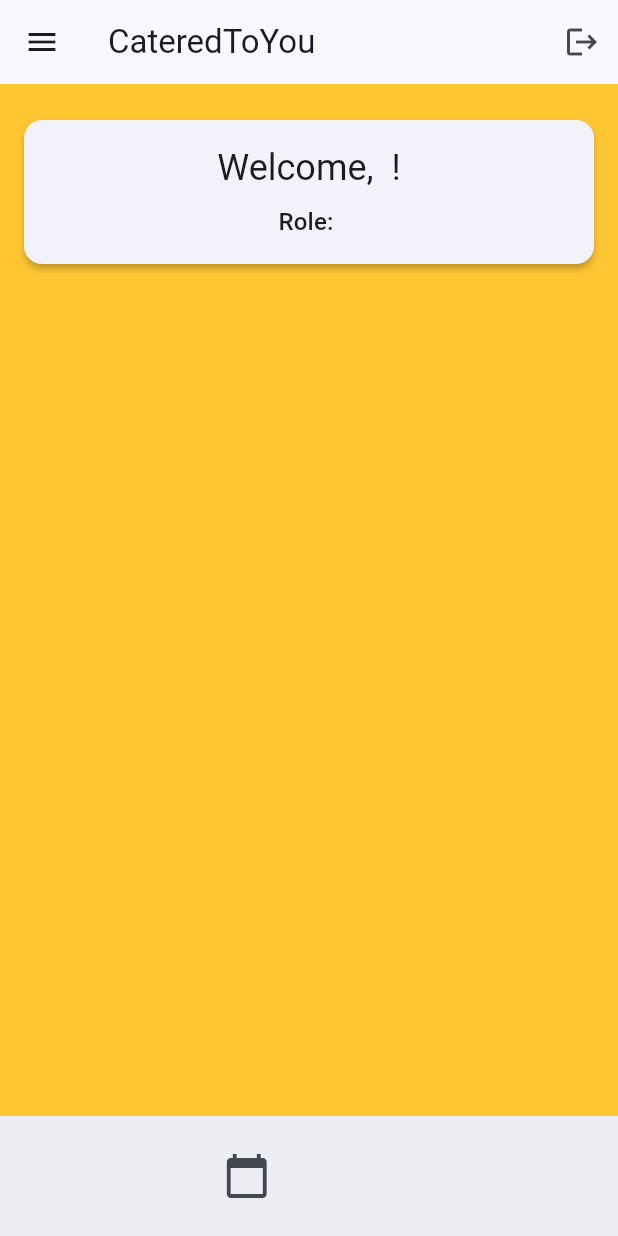
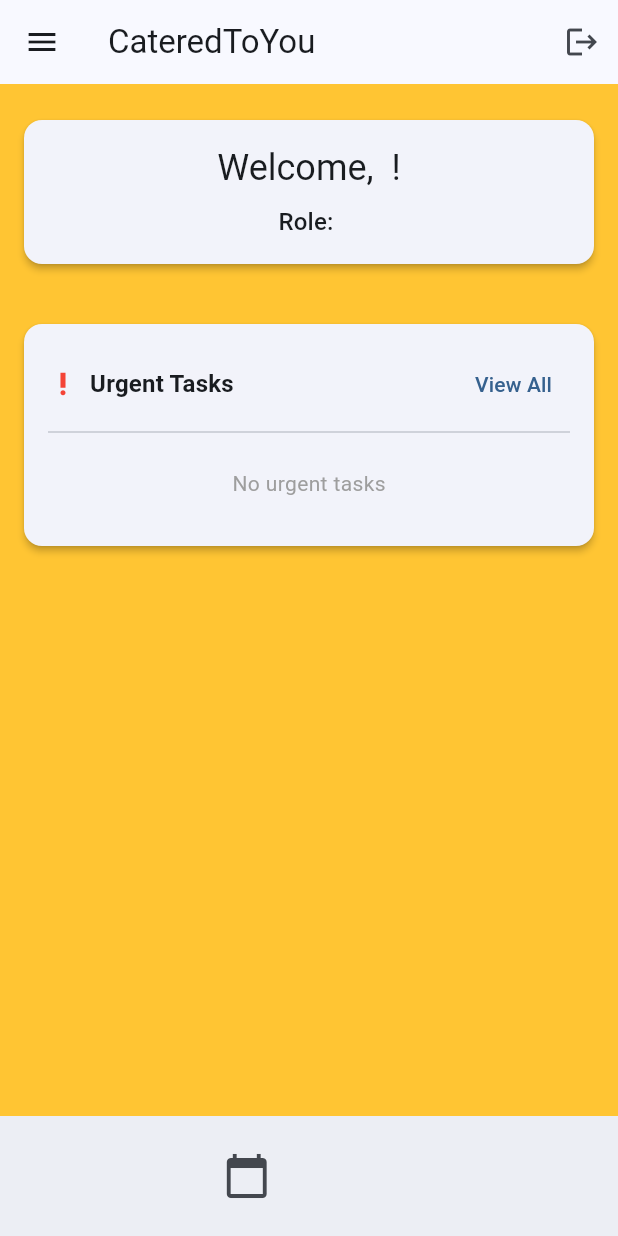
Before and after one commit to HarzaanHussain/cateredtoyou, a Flutter app: the screen it shows once a user with an empty profile is signed in, on a phone screen of 412 x 824 dp. Run offline on Flutter 3.47's test engine with Material 3 defaults, Android fonts, the phone set to English and light mode, and no system bars; our stand-ins replace cloud_firestore, firebase_auth, firebase_core, firebase_messaging, flutter_local_notifications, flutter_map and 7 more; accounts and stored records are empty.

Commit message:
Add homepage urgent tasks widget. Needs testing to see if functionality works but view looks good.

```diff
--- a/lib/views/home/home_screen.dart
+++ b/lib/views/home/home_screen.dart
@@ -8,6 +8,7 @@ import 'package:cateredtoyou/widgets/permission_widget.dart';
 import 'package:cateredtoyou/widgets/bottom_toolbar.dart';
 import 'package:cateredtoyou/widgets/custom_app_bar.dart';
 import 'package:cateredtoyou/widgets/custom_drawer.dart';
+import 'package:cateredtoyou/widgets/urgent_tasks_widget.dart'; // Import the new widget
 
 class HomeScreen extends StatelessWidget {
   const HomeScreen({super.key});
@@ -48,6 +49,11 @@ class HomeScreen extends StatelessWidget {
                   ),
                 ),
               ),
+              const SizedBox(height: 24),
+
+              // Urgent Tasks Widget - Added here
+              const UrgentTasksWidget(),
+
               const SizedBox(height: 24),
 
               // Buttons without the 'Management' section
--- /dev/null
+++ b/lib/widgets/urgent_tasks_widget.dart
@@ -0,0 +1,231 @@
+// File: lib/widgets/urgent_tasks_widget.dart
+import 'package:flutter/material.dart';
+import 'package:provider/provider.dart';
+import 'package:cateredtoyou/models/task_model.dart';
+import 'package:cateredtoyou/services/task_service.dart';
+import 'package:cateredtoyou/views/tasks/task_detail_screen.dart';
+import 'package:cateredtoyou/views/tasks/task_list_screen.dart';
+import 'package:intl/intl.dart';
+import 'package:firebase_auth/firebase_auth.dart';
+
+class UrgentTasksWidget extends StatelessWidget {
+  const UrgentTasksWidget({super.key});
+
+  @override
+  Widget build(BuildContext context) {
+    final taskService = Provider.of<TaskService>(context);
+    final userId = FirebaseAuth.instance.currentUser!.uid;
+
+    return Card(
+      shape: RoundedRectangleBorder(
+        borderRadius: BorderRadius.circular(12),
+      ),
+      elevation: 2,
+      child: Padding(
+        padding: const EdgeInsets.all(16.0),
+        child: Column(
+          crossAxisAlignment: CrossAxisAlignment.start,
+          children: [
+            Row(
+              mainAxisAlignment: MainAxisAlignment.spaceBetween,
+              children: [
+                Row(
+                  children: [
+                    Icon(
+                      Icons.priority_high,
+                      color: Colors.red,
+                      size: 20,
+                    ),
+                    const SizedBox(width: 8),
+                    Text(
+                      'Urgent Tasks',
+                      style: Theme.of(context).textTheme.titleMedium?.copyWith(
+                        fontWeight: FontWeight.bold,
+                      ),
+                    ),
+                  ],
+                ),
+                TextButton(
+                  onPressed: () => Navigator.push(
+                    context,
+                    MaterialPageRoute(
+                      builder: (context) => const TaskListScreen(), // This constructor exists according to your provided code
+                    ),
+                  ),
+                  child: const Text('View All'),
+                ),
+              ],
+            ),
+            const Divider(),
+            StreamBuilder<List<Task>>(
+              stream: taskService.getAssignedTasks(userId),
+              builder: (context, snapshot) {
+                if (snapshot.connectionState == ConnectionState.waiting) {
+                  return const Center(
+                    heightFactor: 2,
+                    child: CircularProgressIndicator(),
+                  );
+                }
+
+                if (snapshot.hasError) {
+                  return Center(
+                    heightFactor: 2,
+                    child: Text('Error: ${snapshot.error}'),
+                  );
+                }
+
+                final allTasks = snapshot.data ?? [];
+
+                // Filter and sort urgent tasks
+                final urgentTasks = allTasks
+                    .where((task) =>
+                task.priority == TaskPriority.urgent &&
+                    task.status != TaskStatus.completed)
+                    .toList();
+
+                // Sort by due date (earliest first)
+                urgentTasks.sort((a, b) => a.dueDate.compareTo(b.dueDate));
+
+                // Take top 3
+                final topUrgentTasks = urgentTasks.take(3).toList();
+
+                if (topUrgentTasks.isEmpty) {
+                  return const Padding(
+                    padding: EdgeInsets.symmetric(vertical: 16.0),
+                    child: Center(
+                      child: Text(
+                        'No urgent tasks',
+                        style: TextStyle(color: Colors.grey),
+                      ),
+                    ),
+                  );
+                }
+
+                return ListView.separated(
+                  shrinkWrap: true,
+                  physics: const NeverScrollableScrollPhysics(),
+                  itemCount: topUrgentTasks.length,
+                  separatorBuilder: (context, index) => const Divider(height: 1),
+                  itemBuilder: (context, index) {
+                    final task = topUrgentTasks[index];
+                    final isOverdue = task.dueDate.isBefore(DateTime.now());
+
+                    return InkWell(
+                      onTap: () {
+                        Navigator.push(
+                          context,
+                          MaterialPageRoute(
+                            builder: (context) => TaskDetailScreen(task: task),
+                          ),
+                        );
+                      },
+                      child: Padding(
+                        padding: const EdgeInsets.symmetric(vertical: 8.0),
+                        child: Row(
+                          crossAxisAlignment: CrossAxisAlignment.start,
+                          children: [
+                            Container(
+                              width: 4,
+                              height: 40,
+                              decoration: BoxDecoration(
+                                color: Colors.red,
+                                borderRadius: BorderRadius.circular(4),
+                              ),
+                            ),
+                            const SizedBox(width: 12),
+                            Expanded(
+                              child: Column(
+                                crossAxisAlignment: CrossAxisAlignment.start,
+                                children: [
+                                  Text(
+                                    task.name,
+                                    maxLines: 1,
+                                    overflow: TextOverflow.ellipsis,
+                                    style: const TextStyle(
+                                      fontWeight: FontWeight.bold,
+                                    ),
+                                  ),
+                                  const SizedBox(height: 4),
+                                  Row(
+                                    children: [
+                                      Icon(
+                                        Icons.calendar_today,
+                                        size: 12,
+                                        color: isOverdue ? Colors.red : Colors.grey,
+                                      ),
+                                      const SizedBox(width: 4),
+                                      Text(
+                                        DateFormat('MMM dd').format(task.dueDate),
+                                        style: TextStyle(
+                                          fontSize: 12,
+                                          color: isOverdue ? Colors.red : Colors.grey[600],
+                                        ),
+                                      ),
+                                      const SizedBox(width: 12),
+                                      Icon(
+                                        _getStatusIcon(task.status),
+                                        size: 12,
+                                        color: _getStatusColor(task.status),
+                                      ),
+                                      const SizedBox(width: 4),
+                                      Text(
+                                        task.status.toString().split('.').last,
+                                        style: TextStyle(
+                                          fontSize: 12,
+                                          color: _getStatusColor(task.status),
+                                        ),
+                                      ),
+                                    ],
+                                  ),
+                                ],
+                              ),
+                            ),
+                            Icon(
+                              Icons.arrow_forward_ios,
+                              size: 14,
+                              color: Colors.grey[400],
+                            ),
+                          ],
+                        ),
+                      ),
+                    );
+                  },
+                );
+              },
+            ),
+          ],
+        ),
+      ),
+    );
+  }
+
+  Color _getStatusColor(TaskStatus status) {
+    switch (status) {
+      case TaskStatus.pending:
+        return Colors.orange;
+      case TaskStatus.inProgress:
+        return Colors.blue;
+      case TaskStatus.completed:
+        return Colors.green;
+      case TaskStatus.blocked:
+        return Colors.red;
+      case TaskStatus.cancelled:
+        return Colors.grey;
+    }
+  }
+
+  IconData _getStatusIcon(TaskStatus status) {
+    switch (status) {
+      case TaskStatus.pending:
+        return Icons.schedule;
+      case TaskStatus.inProgress:
+        return Icons.play_arrow;
+      case TaskStatus.completed:
+        return Icons.check_circle;
+      case TaskStatus.blocked:
+        return Icons.block;
+      case TaskStatus.cancelled:
+        return Icons.cancel;
+    }
+  }
+}
```
